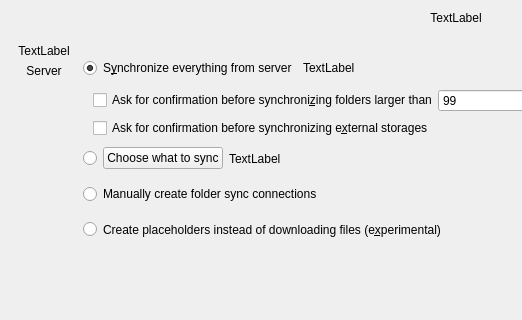
Qt form src/gui/wizard/owncloudadvancedsetuppage.ui (nextcloud/desktop) before a commit; both pictures show x 0 to 522 and y 0 to 320 of the 912 by 635 pixel window.
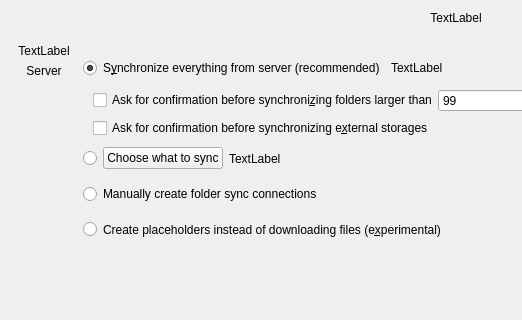
The same form after that commit.

Commit message: Wizard: Add a "(recommended)" to the main option #6470

The edit to the form file:
```diff
--- a/src/gui/wizard/owncloudadvancedsetuppage.ui
+++ b/src/gui/wizard/owncloudadvancedsetuppage.ui
@@ -240,7 +240,7 @@
           <item>
            <widget class="QRadioButton" name="rSyncEverything">
             <property name="text">
-             <string>S&amp;ynchronize everything from server</string>
+             <string>S&amp;ynchronize everything from server (recommended)</string>
             </property>
             <property name="checked">
              <bool>true</bool>
```
